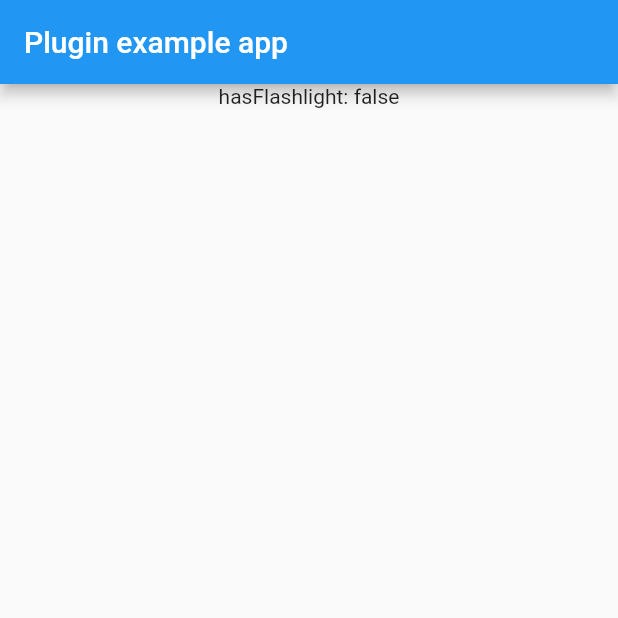
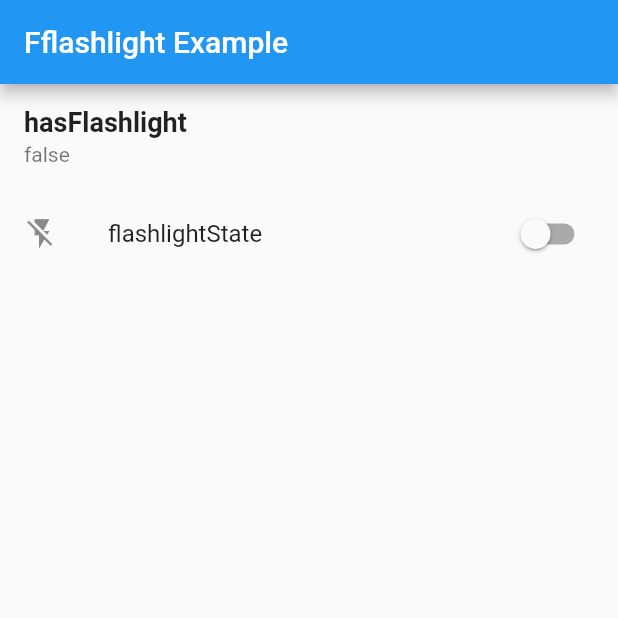
Before and after one commit to awave1/fflashlight, a Flutter app: the screen it shows after launch, on a phone screen of 412 x 824 dp, the top half of it. Run offline on Flutter 3.47's test engine with Material 2 defaults, Android fonts, the phone set to English and light mode, and no system bars.

Commit message:
feat(android): implement enable method for SDK >= LOLIPOP & >= M and improve example app

```diff
--- a/example/lib/main.dart
+++ b/example/lib/main.dart
@@ -13,6 +13,7 @@ class MyApp extends StatefulWidget {
 
 class _MyAppState extends State<MyApp> {
   bool _hasFlashlight = false;
+  bool _flashlightState = false;
 
   @override
   void initState() {
@@ -40,17 +41,37 @@ class _MyAppState extends State<MyApp> {
     });
   }
 
+  void _onSwitchChanged(bool value) async {
+    setState(() {
+      _flashlightState = value;
+    });
+
+    await Fflashlight.enable(value);
+  }
+
   @override
   Widget build(BuildContext context) {
     return MaterialApp(
       home: Scaffold(
         appBar: AppBar(
-          title: const Text('Plugin example app'),
+          title: const Text('Fflashlight Example'),
         ),
         body: Center(
           child: Column(
             children: <Widget>[
-              Text('hasFlashlight: $_hasFlashlight'),
+              ListTile(
+                title: Text(
+                  'hasFlashlight',
+                  style: TextStyle(fontWeight: FontWeight.bold, fontSize: 18)
+                ),
+                subtitle: Text("$_hasFlashlight"),
+              ),
+              SwitchListTile(
+                title: const Text("flashlightState"),
+                secondary: _flashlightState ? const Icon(Icons.flash_on) : const Icon(Icons.flash_off),
+                onChanged: _onSwitchChanged,
+                value: _flashlightState,
+              ),
             ],
           ),
         ),
```
Also changed, not shown: lib/fflashlight.dart (+12 -0 lines), 1 other file.
